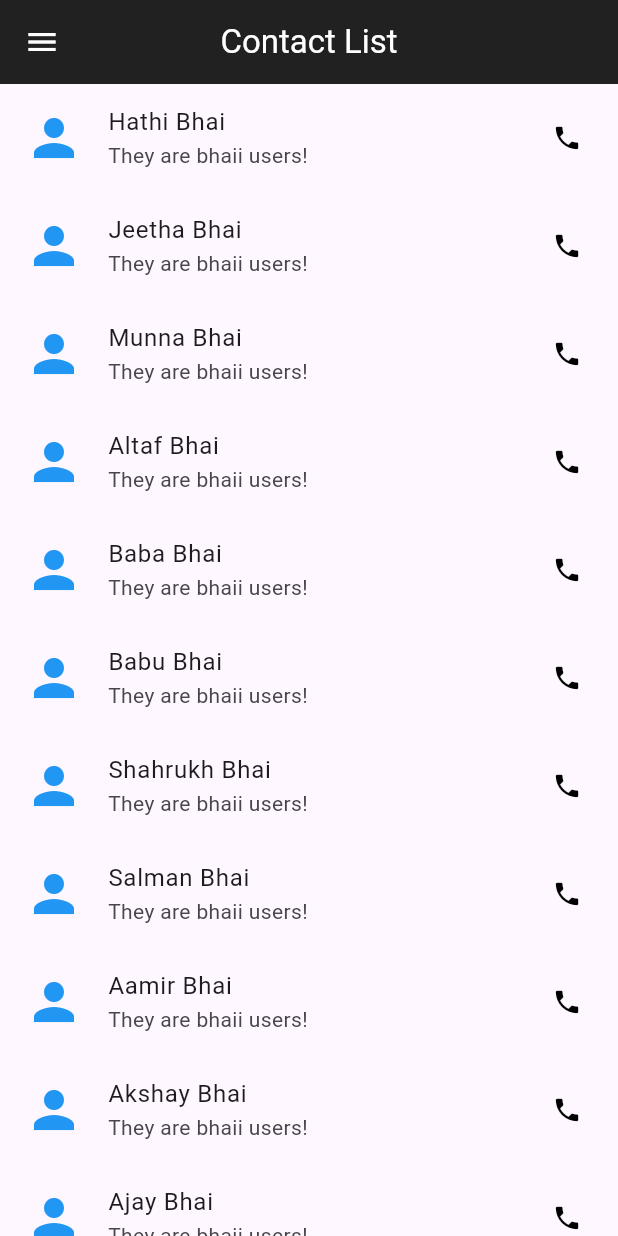
After one commit to Owaisk23/2308B2, a Flutter app: the screen it shows after launch, on a phone screen of 412 x 824 dp. The commit adds this screen. Run offline on Flutter 3.47's test engine with Material 3 defaults, Android fonts, the phone set to English and light mode, and no system bars; our stand-ins replace device_preview.

Commit message:
added dynamic list

```diff
--- a/MobAppDevelopment/Flutter/firstproject/lib/drawerSide.dart
+++ b/MobAppDevelopment/Flutter/firstproject/lib/drawerSide.dart
@@ -1,3 +1,4 @@
+import 'package:firstproject/dynamicList.dart';
 import 'package:firstproject/firstScreen.dart';
 import 'package:firstproject/product.dart';
 import 'package:firstproject/scndScreen.dart';
@@ -44,6 +45,13 @@ class _DrawerSideState extends State<DrawerSide> {
           ),
           ListTile(
             leading: Icon(Icons.production_quantity_limits),
+            title: Text('Dynamic List'),
+            onTap: () {
+              Navigator.push(context, MaterialPageRoute(builder: (context) => DynamicList()));
+            },
+          ),
+          ListTile(
+            leading: Icon(Icons.production_quantity_limits),
             title: Text('Product Screen'),
             onTap: () {
               Navigator.push(context, MaterialPageRoute(builder: (context) => Product()));
--- /dev/null
+++ b/MobAppDevelopment/Flutter/firstproject/lib/dynamicList.dart
@@ -0,0 +1,99 @@
+import 'package:flutter/material.dart';
+import 'package:firstproject/drawerSide.dart' as drawerSide;
+
+class DynamicList extends StatefulWidget {
+  const DynamicList({ Key? key }) : super(key: key);
+
+  @override
+  _DynamicListState createState() => _DynamicListState();
+}
+
+class _DynamicListState extends State<DynamicList> {
+  final Users = [
+    {
+      "id": 1,
+      "name": "Hathi Bhai"
+    },
+    {
+      "id": 2,
+      "name": "Jeetha Bhai"
+    },
+    {
+      "id": 3,
+      "name": "Munna Bhai"
+    },
+    {
+      "id": 4,
+      "name": "Altaf Bhai"
+    },
+    {
+      "id": 5,
+      "name": "Baba Bhai"
+    },
+    {
+      "id": 6,
+      "name": "Babu Bhai"
+    },
+    {
+      "id": 7,
+      "name": "Shahrukh Bhai"
+    },
+    {
+      "id": 8,
+      "name": "Salman Bhai"
+    },
+    {
+      "id": 9,
+      "name": "Aamir Bhai"
+    },
+    {
+      "id": 10,
+      "name": "Akshay Bhai"
+    },
+    {
+      "id": 11,
+      "name": "Ajay Bhai"
+    },
+    {
+      "id": 12,
+      "name": "Ranbir Bhai"
+    },
+    {
+      "id": 13,
+      "name": "Ranveer Bhai"
+    },
+    {
+      "id": 14,
+      "name": "Hrithik Bhai"
+    },
+    {
+      "id": 15,
+      "name": "Shahid Bhai"
+    }
+  ];
+
+
+  @override
+  Widget build(BuildContext context) {
+    return Scaffold(
+      appBar: AppBar(
+        title: Text('Contact List'),
+        backgroundColor: Colors.black87,
+        foregroundColor: Colors.white,
+        centerTitle: true,
+      ),
+      drawer: drawerSide.DrawerSide(),
+      body: ListView.builder(
+        itemCount: Users.length,
+        itemBuilder: (context, index) {
+         return ListTile(
+            title: Text("${Users[index]['name']}"),
+            subtitle: Text("They are bhaii users!"),
+            leading: Icon(Icons.person, color: Colors.blue, size: 40),
+            trailing: Icon(Icons.phone, color: Colors.black, size: 20),
+         );
+        },
+      ),
+    );
+  }
+}
--- a/MobAppDevelopment/Flutter/firstproject/lib/main.dart
+++ b/MobAppDevelopment/Flutter/firstproject/lib/main.dart
@@ -1,4 +1,5 @@
 import 'package:device_preview/device_preview.dart';
+import 'package:firstproject/dynamicList.dart';
 import 'package:firstproject/product.dart';
 import 'package:flutter/foundation.dart';
 import 'package:flutter/material.dart';
@@ -19,7 +20,7 @@ class MyApp extends StatelessWidget {
       theme: ThemeData.light(),
       darkTheme: ThemeData.dark(),
       debugShowCheckedModeBanner: false,
-      home: Product(),
+      home: DynamicList(),
     );
   }
 }
```
